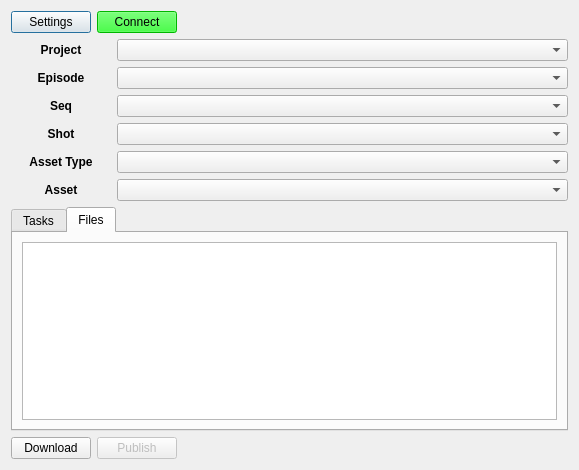
The window that module/wildchildanimation/gui/forms/maya/form.ui (dearyangyu/swing) describes before a commit, drawn with Qt 5.
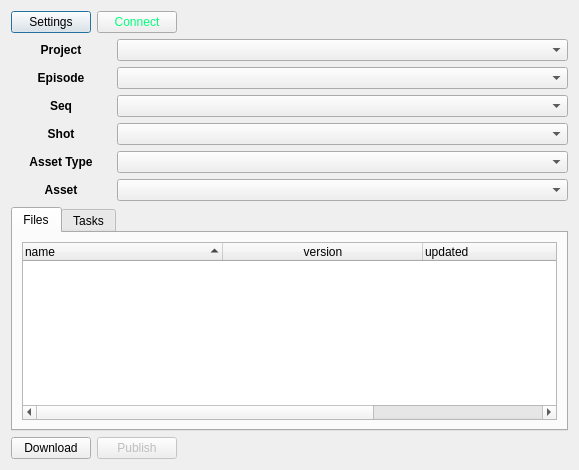
The same window after the commit.

What changed in the file:
```diff
--- a/module/wildchildanimation/gui/forms/maya/form.ui
+++ b/module/wildchildanimation/gui/forms/maya/form.ui
@@ -11,7 +11,7 @@
    </rect>
   </property>
   <property name="windowTitle">
-   <string>Treehouse</string>
+   <string>treehouse: Swing</string>
   </property>
   <layout class="QVBoxLayout" name="verticalLayout_4">
    <item>
@@ -29,7 +29,7 @@
         <bool>false</bool>
        </property>
        <property name="styleSheet">
-        <string notr="true">background: rgb(0, 255, 0)</string>
+        <string notr="true">color: rgb(0, 255, 122)</string>
        </property>
        <property name="text">
         <string>Connect</string>
@@ -410,18 +410,8 @@
      <item>
       <widget class="QTabWidget" name="tabWidget">
        <property name="currentIndex">
-        <number>1</number>
+        <number>0</number>
        </property>
-       <widget class="QWidget" name="tabTasks">
-        <attribute name="title">
-         <string>Tasks</string>
-        </attribute>
-        <layout class="QVBoxLayout" name="verticalLayout_5">
-         <item>
-          <widget class="QListWidget" name="listWidgetTasks"/>
-         </item>
-        </layout>
-       </widget>
        <widget class="QWidget" name="tabFiles">
         <attribute name="title">
          <string>Files</string>
@@ -429,18 +419,84 @@
         <layout class="QHBoxLayout" name="horizontalLayout">
          <item>
           <widget class="QTreeWidget" name="treeWidgetFiles">
+           <property name="autoFillBackground">
+            <bool>true</bool>
+           </property>
            <property name="headerHidden">
-            <bool>true</bool>
+            <bool>false</bool>
            </property>
+           <property name="columnCount">
+            <number>4</number>
+           </property>
+           <attribute name="headerVisible">
+            <bool>true</bool>
+           </attribute>
+           <attribute name="headerCascadingSectionResizes">
+            <bool>true</bool>
+           </attribute>
+           <attribute name="headerMinimumSectionSize">
+            <number>50</number>
+           </attribute>
+           <attribute name="headerDefaultSectionSize">
+            <number>200</number>
+           </attribute>
+           <attribute name="headerHighlightSections">
+            <bool>true</bool>
+           </attribute>
+           <attribute name="headerShowSortIndicator" stdset="0">
+            <bool>true</bool>
+           </attribute>
+           <attribute name="headerStretchLastSection">
+            <bool>true</bool>
+           </attribute>
            <column>
             <property name="text">
-             <string notr="true">1</string>
+             <string notr="true">name</string>
+            </property>
+            <property name="font">
+             <font>
+              <weight>50</weight>
+              <bold>false</bold>
+             </font>
+            </property>
+           </column>
+           <column>
+            <property name="text">
+             <string>version</string>
+            </property>
+            <property name="textAlignment">
+             <set>AlignCenter</set>
+            </property>
+           </column>
+           <column>
+            <property name="text">
+             <string>updated</string>
+            </property>
+           </column>
+           <column>
+            <property name="text">
+             <string>comments</string>
+            </property>
+            <property name="font">
+             <font>
+              <pointsize>8</pointsize>
+             </font>
             </property>
            </column>
           </widget>
          </item>
         </layout>
        </widget>
+       <widget class="QWidget" name="tabTasks">
+        <attribute name="title">
+         <string>Tasks</string>
+        </attribute>
+        <layout class="QVBoxLayout" name="verticalLayout_5">
+         <item>
+          <widget class="QListWidget" name="listWidgetTasks"/>
+         </item>
+        </layout>
+       </widget>
       </widget>
      </item>
     </layout>
```
